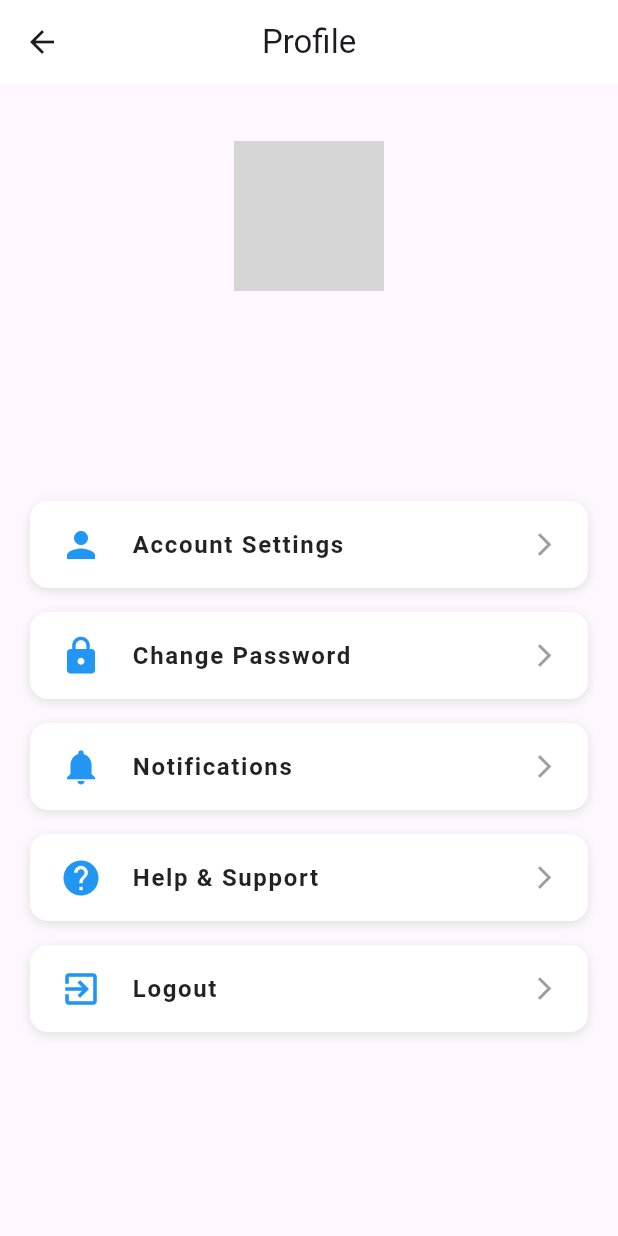
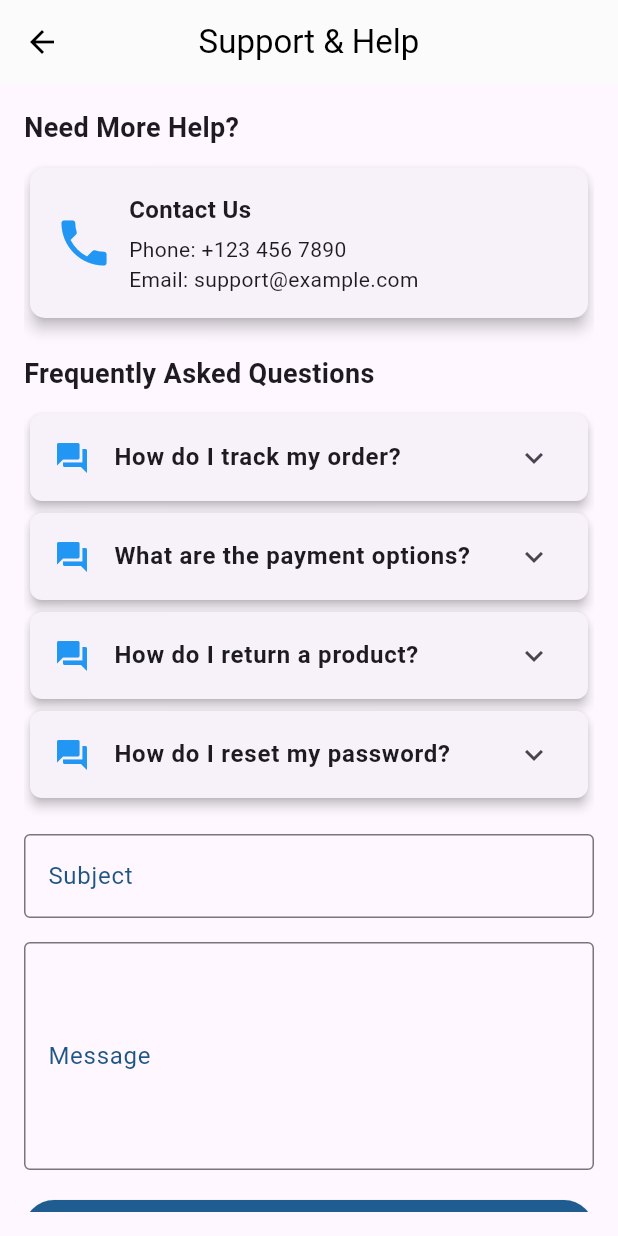
Before and after one commit to NinaMadu/bookhaven-mobile-application, a Flutter app: the ProfilePage screen opened directly, after a tap on "Help & Support", on a phone screen of 412 x 824 dp. Run offline on Flutter 3.47's test engine with Material 3 defaults, Android fonts, the phone set to English and light mode, and no system bars; our stand-ins replace cloud_firestore, firebase_auth, firebase_core; accounts and stored records are empty; network calls fail; grey boxes are pictures that could not be loaded.

Commit message:
supportpage

```diff
--- a/lib/pages/profile.dart
+++ b/lib/pages/profile.dart
@@ -1,4 +1,5 @@
 import 'package:bookshop/pages/notifications.dart';
+import 'package:bookshop/pages/supportpage.dart';
 import 'package:cloud_firestore/cloud_firestore.dart';
 import 'package:firebase_auth/firebase_auth.dart';
 import 'package:flutter/material.dart';
@@ -131,7 +132,12 @@ class ProfilePage extends StatelessWidget {
                       _buildSettingOption(
                         icon: Icons.help,
                         title: 'Help & Support',
-                        onTap: () {},
+                        onTap: () {Navigator.push(
+                            context,
+                            MaterialPageRoute(
+                              builder: (context) => SupportPage(),
+                            ),
+                          );},
                       ),
                       _buildSettingOption(
                         icon: Icons.exit_to_app,
--- /dev/null
+++ b/lib/pages/supportpage.dart
@@ -0,0 +1,176 @@
+import 'package:flutter/material.dart';
+import 'package:url_launcher/url_launcher.dart';
+
+class SupportPage extends StatelessWidget {
+  final TextEditingController _subjectController = TextEditingController();
+  final TextEditingController _messageController = TextEditingController();
+
+  // Dummy send email function
+  Future<void> _sendEmail() async {
+    final String subject = _subjectController.text;
+    final String message = _messageController.text;
+    final Uri emailUri = Uri(
+      scheme: 'mailto',
+      path: 'support@example.com',
+      queryParameters: {
+        'subject': subject,
+        'body': message,
+      },
+    );
+    if (await canLaunch(emailUri.toString())) {
+      await launch(emailUri.toString());
+    } else {
+      throw 'Could not launch email client';
+    }
+  }
+
+  @override
+  Widget build(BuildContext context) {
+    return Scaffold(
+      appBar: AppBar(
+        title: const Text("Support & Help"),
+        centerTitle: true,
+        backgroundColor: const Color.fromARGB(255, 251, 251, 251),
+        foregroundColor: const Color.fromARGB(255, 0, 0, 0),
+      ),
+      body: Padding(
+        padding: const EdgeInsets.all(16.0),
+        child: ListView(
+          children: [
+            // Contact Us Section
+            const Text(
+              "Need More Help?",
+              style: TextStyle(fontSize: 18, fontWeight: FontWeight.bold),
+            ),
+            const SizedBox(height: 10),
+            Card(
+              shape: RoundedRectangleBorder(
+                borderRadius: BorderRadius.circular(10),
+              ),
+              elevation: 4,
+              child: Padding(
+                padding: const EdgeInsets.all(16.0),
+                child: Row(
+                  children: [
+                    const Icon(Icons.phone, size: 40, color: Colors.blue),
+                    const SizedBox(width: 10),
+                    Column(
+                      crossAxisAlignment: CrossAxisAlignment.start,
+                      children: const [
+                        Text(
+                          "Contact Us",
+                          style: TextStyle(
+                            fontWeight: FontWeight.bold,
+                            fontSize: 16,
+                          ),
+                        ),
+                        SizedBox(height: 5),
+                        Text("Phone: +123 456 7890"),
+                        Text("Email: support@example.com"),
+                      ],
+                    ),
+                  ],
+                ),
+              ),
+            ),
+            const SizedBox(height: 20),
+
+            // FAQ Section with Dropdown Answers
+            const Text(
+              "Frequently Asked Questions",
+              style: TextStyle(fontSize: 18, fontWeight: FontWeight.bold),
+            ),
+            const SizedBox(height: 10),
+            ..._buildFaqItems(),
+
+            const SizedBox(height: 20),
+
+            // Subject TextField
+            TextField(
+              controller: _subjectController,
+              decoration: InputDecoration(
+                labelText: "Subject",
+                labelStyle: const TextStyle(color: Color.fromARGB(255, 30, 85, 131)), // Blue label
+                border: const OutlineInputBorder(),
+                focusedBorder: const OutlineInputBorder(
+                  borderSide: BorderSide(color: Color.fromARGB(255, 30, 85, 131)), // Blue focused border
+                ),
+              ),
+            ),
+            const SizedBox(height: 16),
+
+            // Message TextField
+            TextField(
+              controller: _messageController,
+              maxLines: 5,
+              decoration: InputDecoration(
+                labelText: "Message",
+                labelStyle: const TextStyle(color: Color.fromARGB(255, 30, 85, 131)), // Blue label
+                border: const OutlineInputBorder(),
+                focusedBorder: const OutlineInputBorder(
+                  borderSide: BorderSide(color: Color.fromARGB(255, 30, 85, 131)), // Blue focused border
+                ),
+              ),
+            ),
+            const SizedBox(height: 16),
+
+            // Send Email Button
+            ElevatedButton(
+              onPressed: _sendEmail,
+              style: ElevatedButton.styleFrom(
+                backgroundColor: const Color.fromARGB(255, 31, 92, 143),
+                foregroundColor: Colors.white// Blue button
+              ),
+              child: const Text("Send Email"),
+            ),
+          ],
+        ),
+      ),
+    );
+  }
+
+  // Method to build FAQ items with dropdown answers
+  List<Widget> _buildFaqItems() {
+    final faqData = [
+      {
+        "question": "How do I track my order?",
+        "answer": "You can track your order in the 'My Orders' section of your account. Once an order is shipped, a tracking ID will be provided."
+      },
+      {
+        "question": "What are the payment options?",
+        "answer": "We accept credit/debit cards, online wallets, and cash on delivery in selected regions."
+      },
+      {
+        "question": "How do I return a product?",
+        "answer": "Go to the 'My Orders' section, select the order, and click on the 'Return' option to start the process."
+      },
+      {
+        "question": "How do I reset my password?",
+        "answer": "Click on 'Forgot Password' on the login page and follow the instructions sent to your email."
+      },
+    ];
+
+    return faqData.map((faq) {
+      return Card(
+        shape: RoundedRectangleBorder(borderRadius: BorderRadius.circular(8)),
+        elevation: 3,
+        child: ExpansionTile(
+          title: Text(
+            faq["question"]!,
+            style: const TextStyle(fontSize: 16, fontWeight: FontWeight.bold),
+          ),
+          leading: const Icon(Icons.question_answer, color: Colors.blue),
+          children: [
+            Padding(
+              padding: const EdgeInsets.all(8.0),
+              child: Text(
+                faq["answer"]!,
+                style: const TextStyle(fontSize: 14),
+              ),
+            ),
+          ],
+        ),
+      );
+    }).toList();
+  }
+}
--- a/pubspec.yaml
+++ b/pubspec.yaml
@@ -30,6 +30,7 @@ environment:
 dependencies:
   flutter:
     sdk: flutter
+  url_launcher: ^6.1.7
   flutter_svg: ^2.0.14
 
 
```
Also changed, not shown: pubspec.lock, 5 other files.
